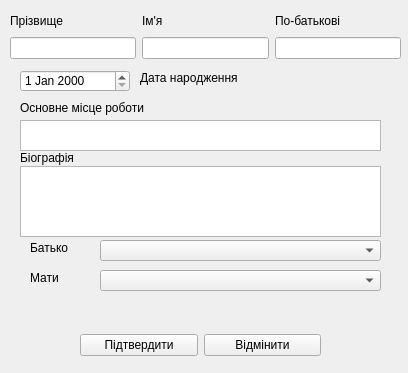
Before: the Qt Designer form newpersone.ui in rakivchanyn/familytree, drawn with Qt 5.
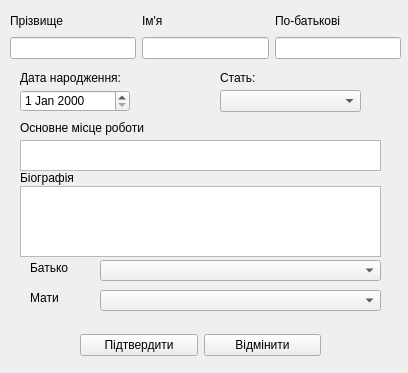
After: the same form once the commit is applied.

Commit message: Added save file dialog. Saved to XML next Id for creating new persons.

Patch:
```diff
--- a/newpersone.ui
+++ b/newpersone.ui
@@ -17,7 +17,7 @@
    <property name="geometry">
     <rect>
      <x>20</x>
-     <y>120</y>
+     <y>140</y>
      <width>361</width>
      <height>31</height>
     </rect>
@@ -27,7 +27,7 @@
    <property name="geometry">
     <rect>
      <x>20</x>
-     <y>166</y>
+     <y>186</y>
      <width>361</width>
      <height>71</height>
     </rect>
@@ -37,7 +37,7 @@
    <property name="geometry">
     <rect>
      <x>20</x>
-     <y>100</y>
+     <y>120</y>
      <width>161</width>
      <height>16</height>
     </rect>
@@ -50,7 +50,7 @@
    <property name="geometry">
     <rect>
      <x>20</x>
-     <y>70</y>
+     <y>90</y>
      <width>110</width>
      <height>22</height>
     </rect>
@@ -59,14 +59,14 @@
   <widget class="QLabel" name="label_6">
    <property name="geometry">
     <rect>
-     <x>140</x>
+     <x>20</x>
      <y>70</y>
      <width>121</width>
      <height>16</height>
     </rect>
    </property>
    <property name="text">
-    <string>Дата народження</string>
+    <string>Дата народження:</string>
    </property>
   </widget>
   <widget class="QWidget" name="layoutWidget">
@@ -153,7 +153,7 @@
    <property name="geometry">
     <rect>
      <x>20</x>
-     <y>150</y>
+     <y>170</y>
      <width>71</width>
      <height>16</height>
     </rect>
@@ -166,7 +166,7 @@
    <property name="geometry">
     <rect>
      <x>100</x>
-     <y>240</y>
+     <y>260</y>
      <width>281</width>
      <height>21</height>
     </rect>
@@ -176,7 +176,7 @@
    <property name="geometry">
     <rect>
      <x>100</x>
-     <y>270</y>
+     <y>290</y>
      <width>281</width>
      <height>21</height>
     </rect>
@@ -186,7 +186,7 @@
    <property name="geometry">
     <rect>
      <x>30</x>
-     <y>240</y>
+     <y>260</y>
      <width>53</width>
      <height>16</height>
     </rect>
@@ -199,7 +199,7 @@
    <property name="geometry">
     <rect>
      <x>30</x>
-     <y>270</y>
+     <y>290</y>
      <width>53</width>
      <height>16</height>
     </rect>
@@ -208,6 +208,29 @@
     <string>Мати</string>
    </property>
   </widget>
+  <widget class="QComboBox" name="comboBox_3">
+   <property name="geometry">
+    <rect>
+     <x>220</x>
+     <y>90</y>
+     <width>141</width>
+     <height>22</height>
+    </rect>
+   </property>
+  </widget>
+  <widget class="QLabel" name="label_9">
+   <property name="geometry">
+    <rect>
+     <x>220</x>
+     <y>70</y>
+     <width>53</width>
+     <height>16</height>
+    </rect>
+   </property>
+   <property name="text">
+    <string>Стать:</string>
+   </property>
+  </widget>
   <zorder>layoutWidget</zorder>
   <zorder>layoutWidget</zorder>
   <zorder>teJob</zorder>
```
Left out of the diff: 2 changed lines with no effect on the pictures. The commit also changes 6 other files.
